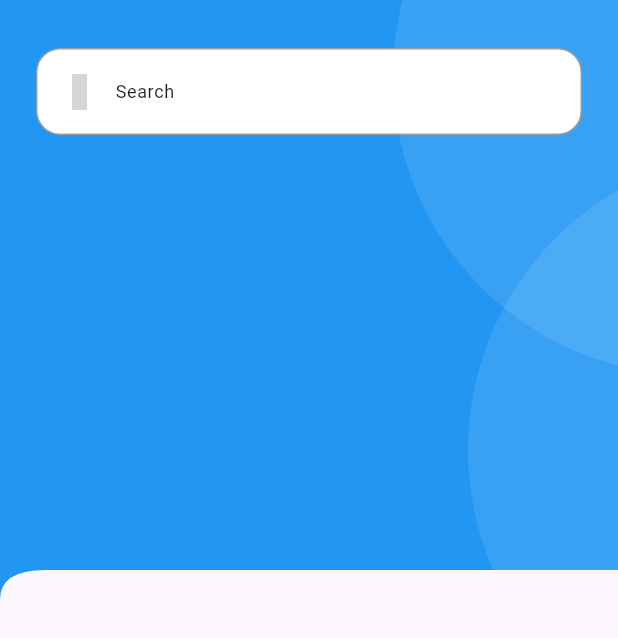
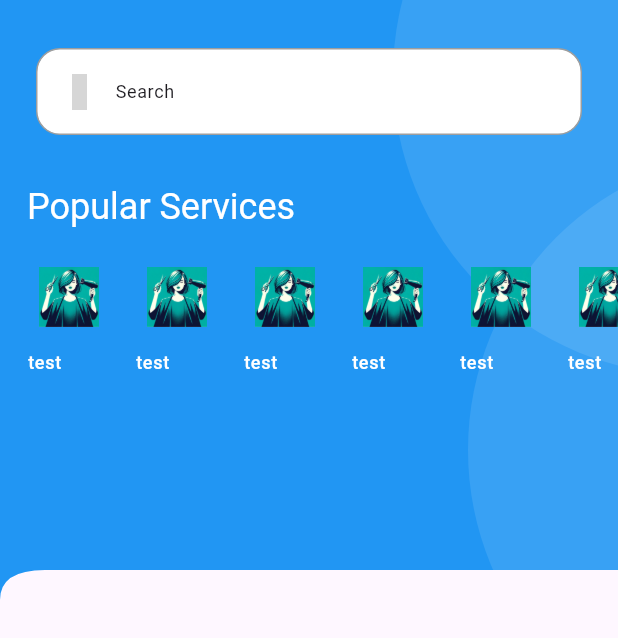
Before and after one commit to KamalTaleb/BeatyCenterApp, a Flutter app: the screen it shows after launch, on a phone screen of 412 x 824 dp. Shown: the top 638 px of the screen. Run offline on Flutter 3.47's test engine with Material 3 defaults, Android fonts, the light colour scheme and no system bars; our stand-ins replace get, iconsax, image_picker, shared_preferences, smooth_page_indicator; grey boxes are pictures that could not be loaded.

Commit message:
search bar

```diff
--- a/lib/home.dart
+++ b/lib/home.dart
@@ -5,6 +5,8 @@ import 'package:beauty_center/curved_edge_widget.dart';
 import 'package:beauty_center/home_appbar.dart';
 import 'package:beauty_center/search_container.dart';
 import 'package:beauty_center/primary_header_container.dart';
+import 'package:beauty_center/section_heading.dart';
+import 'package:beauty_center/vertical_image_text.dart';
 import 'package:flutter/cupertino.dart';
 import 'package:flutter/material.dart';
 import 'package:flutter/painting.dart';
@@ -30,7 +32,39 @@ class homePage extends StatelessWidget {
                   const SizedBox(
                     height: 32.0,
                   ),
-                  SSearchContainer(),
+                  SSearchContainer(text: "search"),
+                  const SizedBox(
+                    height: 32.0,
+                  ),
+                  Padding(
+                    padding: const EdgeInsets.only(left: 18.0),
+                    child: Column(
+                      children: [
+                        SSectionHeading(
+                          title: "Popular Services",
+                          showActivityButton: false,
+                          textColor: Colors.white,
+                        ),
+                        const SizedBox(
+                          height: 16.0,
+                        ),
+                        SizedBox(
+                          height: 80,
+                          child: ListView.builder(
+                            shrinkWrap: true,
+                            itemCount: 6,
+                            scrollDirection: Axis.horizontal,
+                            itemBuilder: (_, index) {
+                              return SVerticalImageText(
+                                image: "images/onboarding1.PNG",
+                                title: 'test',
+                              );
+                            },
+                          ),
+                        ),
+                      ],
+                    ),
+                  ),
                 ],
               ),
             ),
--- a/lib/search_container.dart
+++ b/lib/search_container.dart
@@ -4,7 +4,14 @@ import 'package:iconsax/iconsax.dart';
 class SSearchContainer extends StatelessWidget {
   const SSearchContainer({
     super.key,
+    required this.text,
+    this.icon,
   });
+
+  final String text;
+  final IconData? icon;
+
+  // final bool showbackground, showBorder;
 
   @override
   Widget build(BuildContext context) {
@@ -19,7 +26,7 @@ class SSearchContainer extends StatelessWidget {
         ),
         child: Row(
           children: [
-            const Icon(
+            Icon(
               Iconsax.search_normal,
               color: Colors.grey,
             ),
--- /dev/null
+++ b/lib/section_heading.dart
@@ -0,0 +1,35 @@
+import 'package:flutter/material.dart';
+
+class SSectionHeading extends StatelessWidget {
+  const SSectionHeading(
+      {super.key,
+      this.onPressed,
+      this.textColor,
+      this.buttonTitle = "View all",
+      required this.title,
+      this.showActivityButton = true});
+
+  final Color? textColor;
+  final bool showActivityButton;
+  final String title, buttonTitle;
+  final void Function()? onPressed;
+
+  @override
+  Widget build(BuildContext context) {
+    return Row(
+      children: [
+        Text(
+          "Popular Services",
+          style: Theme.of(context)
+              .textTheme
+              .headlineSmall!
+              .apply(color: textColor),
+          maxLines: 1,
+          overflow: TextOverflow.ellipsis,
+        ),
+        if (showActivityButton)
+          TextButton(onPressed: onPressed, child: Text(buttonTitle))
+      ],
+    );
+  }
+}
--- /dev/null
+++ b/lib/vertical_image_text.dart
@@ -0,0 +1,62 @@
+import 'package:flutter/material.dart';
+
+class SVerticalImageText extends StatelessWidget {
+  const SVerticalImageText({
+    super.key,
+    required this.image,
+    required this.title,
+    this.textColor = Colors.white,
+    this.backgroundColor,
+    this.onTap,
+  });
+
+  final String image, title;
+  final Color textColor;
+  final Color? backgroundColor;
+
+  final void Function()? onTap;
+
+  @override
+  Widget build(BuildContext context) {
+    return GestureDetector(
+      onTap: onTap,
+      child: Padding(
+        padding: const EdgeInsets.only(right: 16.0),
+        child: Column(
+          children: [
+            Container(
+              width: 56,
+              height: 56,
+              padding: const EdgeInsets.all(8),
+              decoration: BoxDecoration(
+                color: backgroundColor,
+                borderRadius: BorderRadius.circular(100),
+              ),
+              child: Center(
+                child: Image(
+                  image: AssetImage(image),
+                  fit: BoxFit.cover,
+                ),
+              ),
+            ),
+            const SizedBox(
+              height: 8,
+            ),
+            SizedBox(
+              width: 55,
+              child: Text(
+                title,
+                style: Theme.of(context)
+                    .textTheme
+                    .labelMedium!
+                    .apply(color: textColor),
+                maxLines: 1,
+                overflow: TextOverflow.ellipsis,
+              ),
+            ),
+          ],
+        ),
+      ),
+    );
+  }
+}
```
